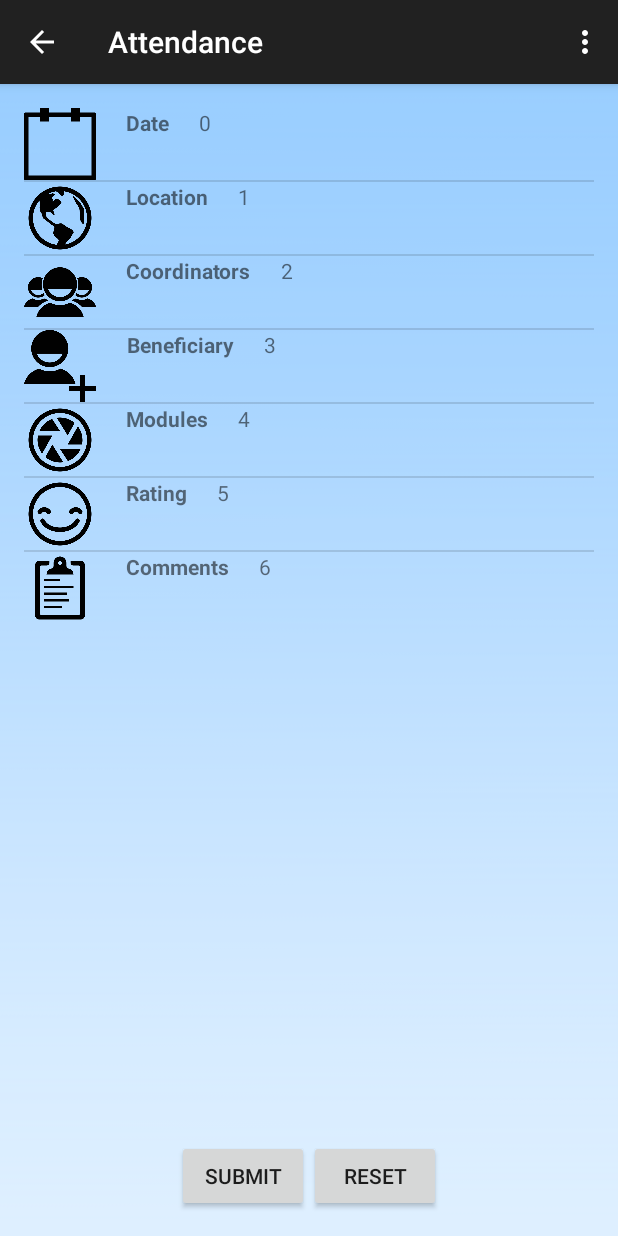
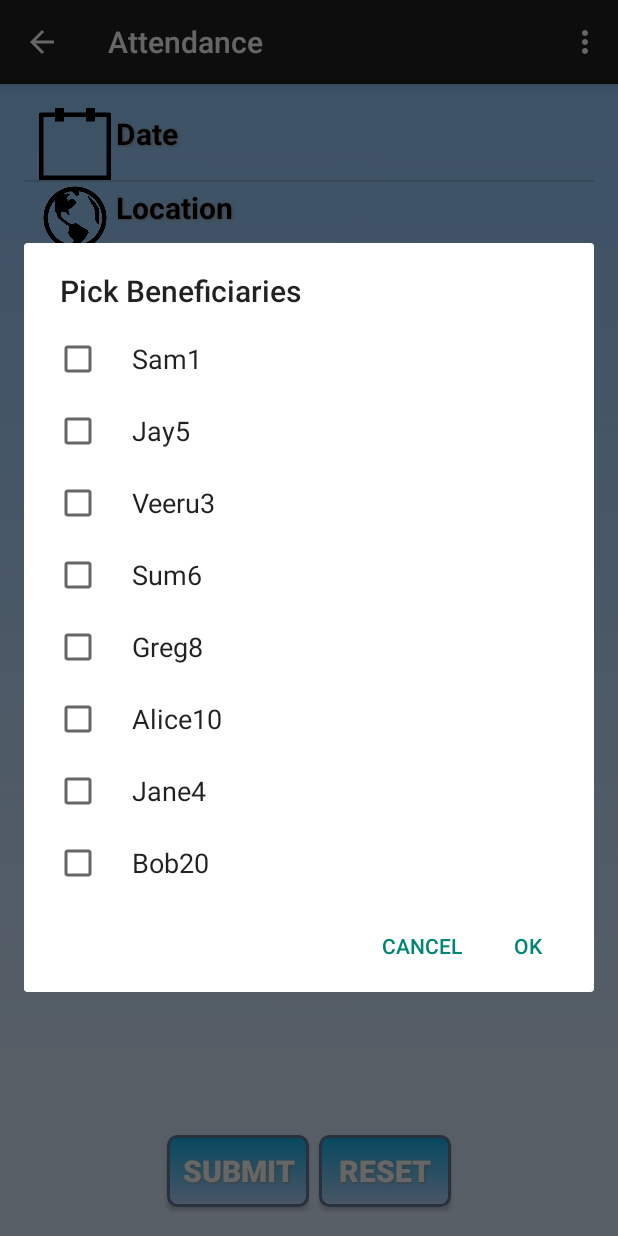
Before and after one commit to code-for-india/projectKHEL, an Android app: the AttendanceActivity screen opened directly, with no data from a screen before it, after a tap on "Beneficiary", on a phone screen of 412 x 824 dp. Run offline under Robolectric (Android 15) with nearby library versions, the light colour scheme and no system bars.

Commit message:
Look & Feel updated, Beneficiary support. Icon changed

```diff
--- a/client/ProjectKhelApp/app/build.gradle
+++ b/client/ProjectKhelApp/app/build.gradle
@@ -6,7 +6,7 @@ android {
 
     defaultConfig {
         applicationId "org.cfi.projectkhel"
-        minSdkVersion 14
+        minSdkVersion 11
         targetSdkVersion 21
         versionCode 1
         versionName "1.0"
--- a/client/ProjectKhelApp/app/src/main/AndroidManifest.xml
+++ b/client/ProjectKhelApp/app/src/main/AndroidManifest.xml
@@ -4,7 +4,7 @@
 
     <application
         android:allowBackup="true"
-        android:icon="@drawable/ic_launcher"
+        android:icon="@drawable/icon"
         android:label="@string/app_name"
         android:theme="@style/AppTheme" >
         <activity
--- a/client/ProjectKhelApp/app/src/main/java/org/cfi/projectkhel/AttendanceActivity.java
+++ b/client/ProjectKhelApp/app/src/main/java/org/cfi/projectkhel/AttendanceActivity.java
@@ -23,13 +23,11 @@ import android.widget.ImageView;
 import android.widget.ListView;
 import android.widget.RatingBar;
 import android.widget.TextView;
-
+import android.widget.Toast;
 import org.cfi.projectkhel.data.Attendance;
 import org.cfi.projectkhel.data.DataManager;
 import org.cfi.projectkhel.data.DataUtils;
-
 import static org.cfi.projectkhel.AttendanceConstants.*;
-
 import java.util.ArrayList;
 import java.util.Calendar;
 import java.util.List;
@@ -39,6 +37,8 @@ import java.util.List;
  *
  * TODO:
  * 1. Move all hardcoded strings into resource file.
+ * 2. Generalize Dialog handling based on type (single-select, multi-select)
+ * 3. Optimize DataManager calls
  */
 public class AttendanceActivity extends ActionBarActivity implements AdapterView.OnItemClickListener{
 
@@ -91,7 +91,6 @@ public class AttendanceActivity extends ActionBarActivity implements AdapterView
     mYear = c.get(Calendar.YEAR);
     mMonthOfYear = c.get(Calendar.MONTH);
     mDayOfMonth = c.get(Calendar.DAY_OF_MONTH);
-
   }
 
   @Override
@@ -117,6 +116,8 @@ public class AttendanceActivity extends ActionBarActivity implements AdapterView
 
   public void onSubmitClick(View v) {
     Log.d(TAG, "Attendance: " +  attendance);
+    Toast.makeText(this, "Attendance data submitted", Toast.LENGTH_SHORT).show();
+    finish();
   }
 
   public void onResetClick(View v) {
@@ -250,7 +251,7 @@ public class AttendanceActivity extends ActionBarActivity implements AdapterView
           public void onClick(DialogInterface dialog, int id) {
             // User clicked OK, so save the mSelectedItems results somewhere
             // or return them to the component that opened the dialog
-            dataRow.setContent("Chosen: " + selectedItems.size());
+            dataRow.setContent(" [ " + selectedItems.size() + " ] ");
             attendance.addCoordinators(DataUtils.getIdsFromSelectedItems(selectedItems,
                 DataManager.getInstance().getCoordinators()));
           }
@@ -311,6 +312,49 @@ public class AttendanceActivity extends ActionBarActivity implements AdapterView
   }
 
   private void handleBeneficiariesDialog(final MyCustomData dataRow) {
+    final CharSequence beneficiaryNames[] = DataUtils.getEntryNames(DataManager.getInstance().getBeneficiaries());
+    boolean[] checkItems = DataUtils.getSelectedItemsFromIds(attendance.getBeneficiaries(),
+        DataManager.getInstance().getBeneficiaries());
+    // List where we track the selected items
+    final List<Integer> selectedItems = DataUtils.getSelectedItemsFromBoolList(checkItems);
+
+    AlertDialog.Builder builder = new AlertDialog.Builder(this);
+    // Set the dialog title
+    builder.setTitle("Pick Beneficiaries")
+        // Specify the list array, the items to be selected by default (null for none),
+        // and the listener through which to receive callbacks when items are selected
+        .setMultiChoiceItems(beneficiaryNames, checkItems,
+            new DialogInterface.OnMultiChoiceClickListener() {
+              @Override
+              public void onClick(DialogInterface dialog, int which, boolean isChecked) {
+                if (isChecked) {
+                  // If the user checked the item, add it to the selected items
+                  selectedItems.add(which);
+                } else if (selectedItems.contains(which)) {
+                  // Else, if the item is already in the array, remove it
+                  selectedItems.remove(Integer.valueOf(which));
+                }
+              }
+            })
+            // Set the action buttons
+        .setPositiveButton(R.string.ok, new DialogInterface.OnClickListener() {
+          @Override
+          public void onClick(DialogInterface dialog, int id) {
+            // User clicked OK, so save the mSelectedItems results somewhere
+            // or return them to the component that opened the dialog
+            dataRow.setContent(" [ " + selectedItems.size() + " ] ");
+            attendance.addBeneficiaries(DataUtils.getIdsFromSelectedItems(selectedItems,
+                DataManager.getInstance().getBeneficiaries()));
+          }
+        })
+        .setNegativeButton(R.string.cancel, new DialogInterface.OnClickListener() {
+          @Override
+          public void onClick(DialogInterface dialog, int id) {
+            // do nothing
+          }
+        });
+
+    builder.show();
   }
 
   private void handleLocationDialog(final MyCustomData dataRow) {
@@ -429,7 +473,7 @@ public class AttendanceActivity extends ActionBarActivity implements AdapterView
 
   private void populateListContents() {
     for (int i = 0; i < LABELS.length; i++) {
-      mData.add(new MyCustomData(IMAGES[i], LABELS[i], ""+i));
+      mData.add(new MyCustomData(IMAGES[i], LABELS[i], ""));
     }
   }
 
@@ -457,5 +501,4 @@ public class AttendanceActivity extends ActionBarActivity implements AdapterView
     return data.substring(0, data.length() > SHORTEN_LEN ? SHORTEN_LEN : data.length()) + "...";
   }
 
-
 }
--- /dev/null
+++ b/client/ProjectKhelApp/app/src/main/res/drawable/khelbutton.xml
@@ -0,0 +1,37 @@
+<?xml version="1.0" encoding="utf-8" ?>
+<selector xmlns:android="http://schemas.android.com/apk/res/android">
+<item android:state_pressed="true" >
+    <shape>
+        <solid
+            android:color="#ff15e1ef" />
+        <stroke
+            android:width="1dp"
+            android:color="#ff188799" />
+        <corners
+            android:radius="6dp" />
+        <padding
+            android:left="10dp"
+            android:top="10dp"
+            android:right="10dp"
+            android:bottom="10dp" />
+    </shape>
+</item>
+<item>
+    <shape>
+        <gradient
+            android:startColor="#ff0fb4ef"
+            android:endColor="#ffbad8ff"
+            android:angle="270" />
+        <stroke
+            android:width="2dp"
+            android:color="#ff657a99" />
+        <corners
+            android:radius="6dp" />
+        <padding
+            android:left="10dp"
+            android:top="10dp"
+            android:right="10dp"
+            android:bottom="10dp" />
+    </shape>
+</item>
+</selector>
--- a/client/ProjectKhelApp/app/src/main/res/layout/activity_attendance.xml
+++ b/client/ProjectKhelApp/app/src/main/res/layout/activity_attendance.xml
@@ -5,7 +5,7 @@
     android:paddingTop="@dimen/activity_vertical_margin"
     android:paddingBottom="@dimen/activity_vertical_margin"
     android:background="@drawable/bgstrip"
-    android:icon="@android:drawable/ic_menu_today"
+    android:icon="@android:drawable/ic_media_play"
     tools:context="org.cfi.projectkhel.AttendanceActivity">
 
     <ListView
@@ -13,6 +13,7 @@
         android:layout_width="match_parent"
         android:layout_height="wrap_content"
         android:layout_alignParentLeft="true"
+        android:layout_alignParentStart="true"
         android:layout_alignParentTop="true" >
 
     </ListView>
@@ -27,18 +28,23 @@
         android:layout_centerHorizontal="true">
 
         <Button
+            android:id="@+id/submitButton"
+            android:text="Submit"
+            android:onClick="onSubmitClick"
+            android:background="@drawable/khelbutton"
+            style="@style/button_text"
             android:layout_width="wrap_content"
-            android:layout_height="wrap_content"
-            android:text="Submit"
-            android:id="@+id/submitButton"
-            android:onClick="onSubmitClick" />
+            android:layout_height="wrap_content" />
 
         <Button
+            android:id="@+id/resetButton"
+            android:text="Reset"
+            android:layout_marginLeft="15dp"
+            android:onClick="onResetClick"
+            android:background="@drawable/khelbutton"
+            style="@style/button_text"
             android:layout_width="wrap_content"
-            android:layout_height="wrap_content"
-            android:text="Reset"
-            android:id="@+id/resetButton"
-            android:onClick="onResetClick" />
+            android:layout_height="wrap_content" />
     </LinearLayout>
 
 
--- a/client/ProjectKhelApp/app/src/main/res/layout/attendance_row.xml
+++ b/client/ProjectKhelApp/app/src/main/res/layout/attendance_row.xml
@@ -2,6 +2,7 @@
 <LinearLayout xmlns:android="http://schemas.android.com/apk/res/android"
     android:orientation="horizontal"
     android:layout_width="match_parent"
+    android:paddingLeft="10dp"
     android:layout_height="match_parent">
 
     <ImageView
@@ -11,11 +12,12 @@
 
     <TextView
         android:id="@+id/attLabelTextView"
-        android:layout_width="wrap_content"
+        android:layout_width="130dp"
         android:layout_height="wrap_content"
-        android:layout_marginLeft="20dp"
+        android:layout_marginLeft="40dp"
         android:textStyle="bold"
-        android:gravity="center"
+        android:gravity="start"
+        style="@style/list_text"
         android:text="Label" />
 
     <TextView
@@ -23,7 +25,8 @@
         android:layout_width="wrap_content"
         android:layout_height="wrap_content"
         android:layout_marginLeft="20dp"
-        android:gravity="center"
+        android:layout_marginRight="5dp"
+        android:gravity="end"
         android:text="Content" />
 
 </LinearLayout>
--- a/client/ProjectKhelApp/app/src/main/res/values/styles.xml
+++ b/client/ProjectKhelApp/app/src/main/res/values/styles.xml
@@ -5,4 +5,32 @@
         <!-- Customize your theme here. -->
     </style>
 
+    <style name="button_text" >
+        <item name="android:layout_width" >fill_parent</item>
+        <item name="android:layout_height" >wrap_content</item>
+        <item name="android:textColor" >#ffffff</item>
+        <item name="android:gravity" >center</item>
+        <item name="android:layout_margin" >3dp</item>
+        <item name="android:textSize" >20dp</item>
+        <item name="android:textStyle" >bold</item>
+        <item name="android:shadowColor" >#ff9c9c9c</item>
+        <item name="android:shadowDx" >1</item>
+        <item name="android:shadowDy" >1</item>
+        <item name="android:shadowRadius" >2</item>
+    </style>
+
+
+    <style name="list_text" >
+        <item name="android:layout_width" >fill_parent</item>
+        <item name="android:layout_height" >wrap_content</item>
+        <item name="android:textColor" >#000000</item>
+        <item name="android:gravity" >center</item>
+        <item name="android:layout_margin" >3dp</item>
+        <item name="android:textSize" >20dp</item>
+        <item name="android:textStyle" >bold</item>
+        <item name="android:shadowColor" >#ff9c9c9c</item>
+        <item name="android:shadowDx" >1</item>
+        <item name="android:shadowDy" >1</item>
+        <item name="android:shadowRadius" >2</item>
+    </style>
 </resources>
```
Also changed, not shown: client/ProjectKhelApp/app/src/main/res/layout/activity_main.xml (+21 -15 lines), client/ProjectKhelApp/app/src/main/res/drawable/back.png (added), client/ProjectKhelApp/app/src/main/res/drawable/icon.png (added), client/ProjectKhelApp/app/src/main/res/drawable/play.png (added), 1 other file.
